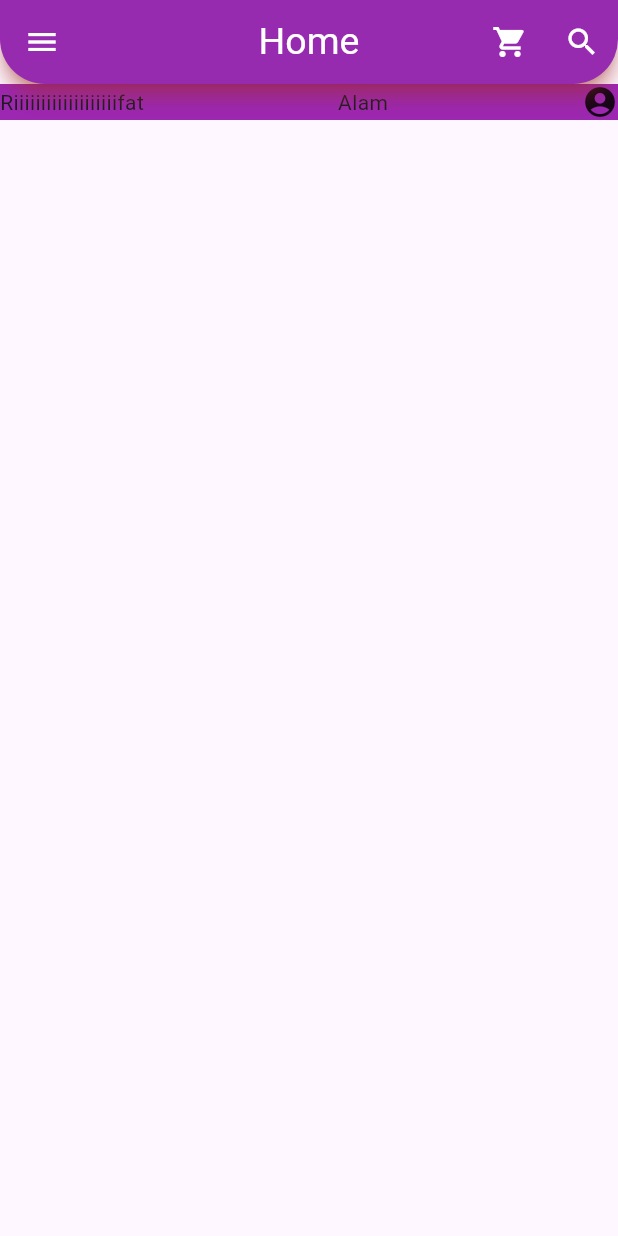
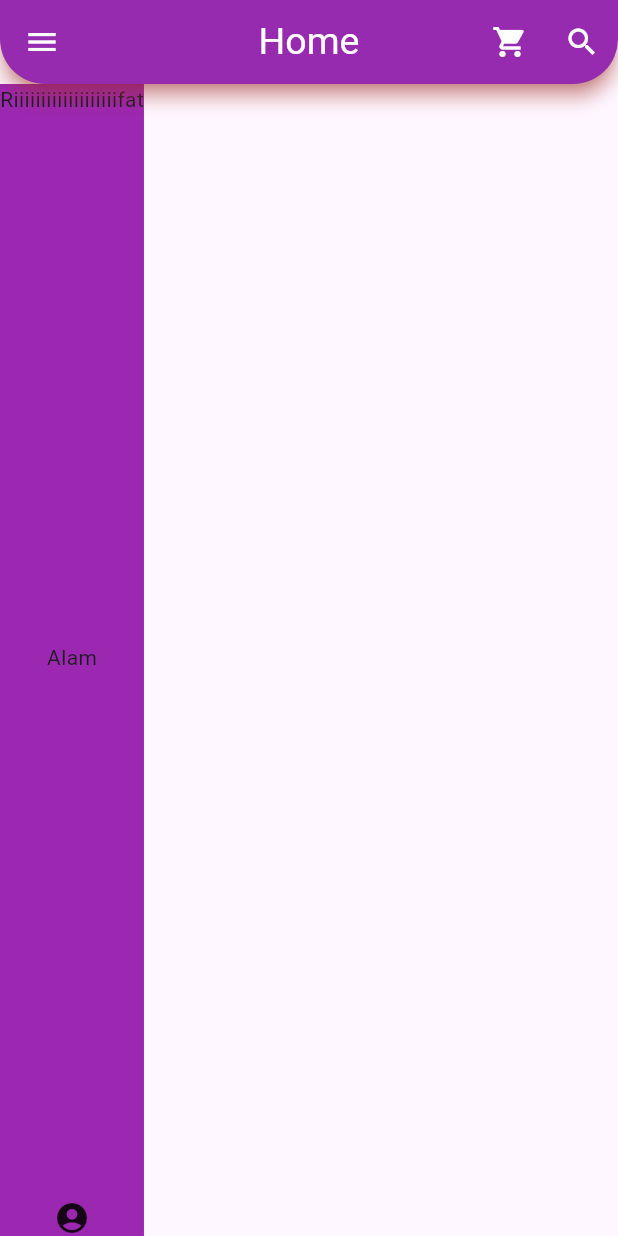
Before and after one commit to rifatalam26/my-first-app, a Flutter app: the screen it shows after launch, on a phone screen of 412 x 824 dp. Run offline on Flutter 3.47's test engine with Material 3 defaults, Android fonts, the phone set to English and light mode, and no system bars.

Commit message:
Column Practice

```diff
--- a/lib/main.dart
+++ b/lib/main.dart
@@ -46,8 +46,8 @@ class _HomePageState extends State<HomePage> {
           ),
         ),
         body: Container(
-         color:  Colors.purple,
-          child: Row(
+          color: Colors.purple,
+          child:const Column(
             mainAxisAlignment: MainAxisAlignment.spaceBetween,
             crossAxisAlignment: CrossAxisAlignment.center,
             children: [
@@ -55,8 +55,7 @@ class _HomePageState extends State<HomePage> {
               Text("Alam"),
               Icon(Icons.account_circle_sharp)
             ],
-          )
-          ,
+          ),
         ));
   }
 }
```
